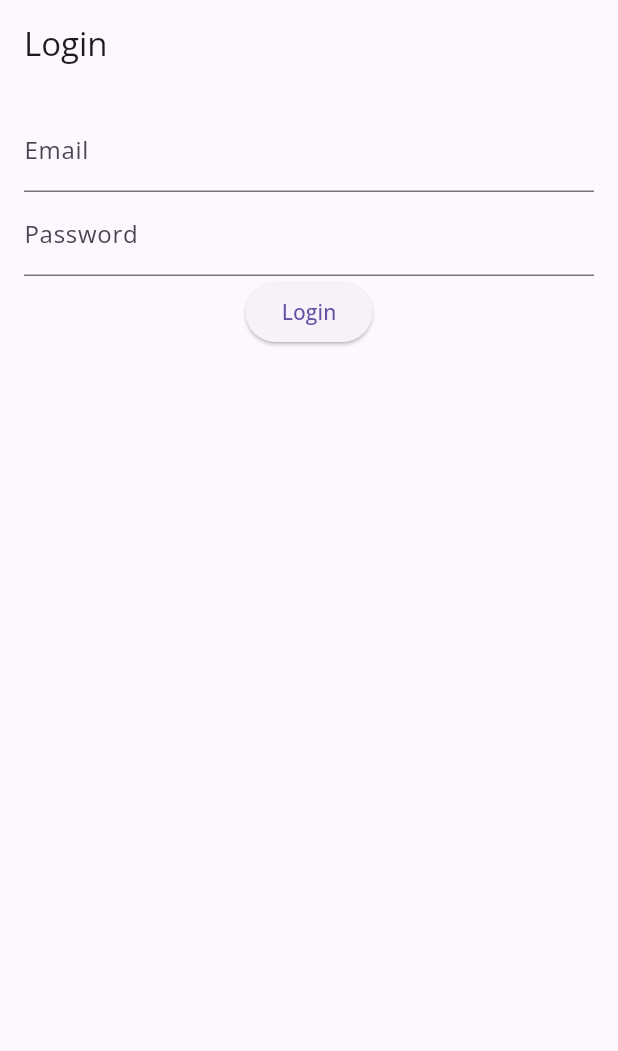
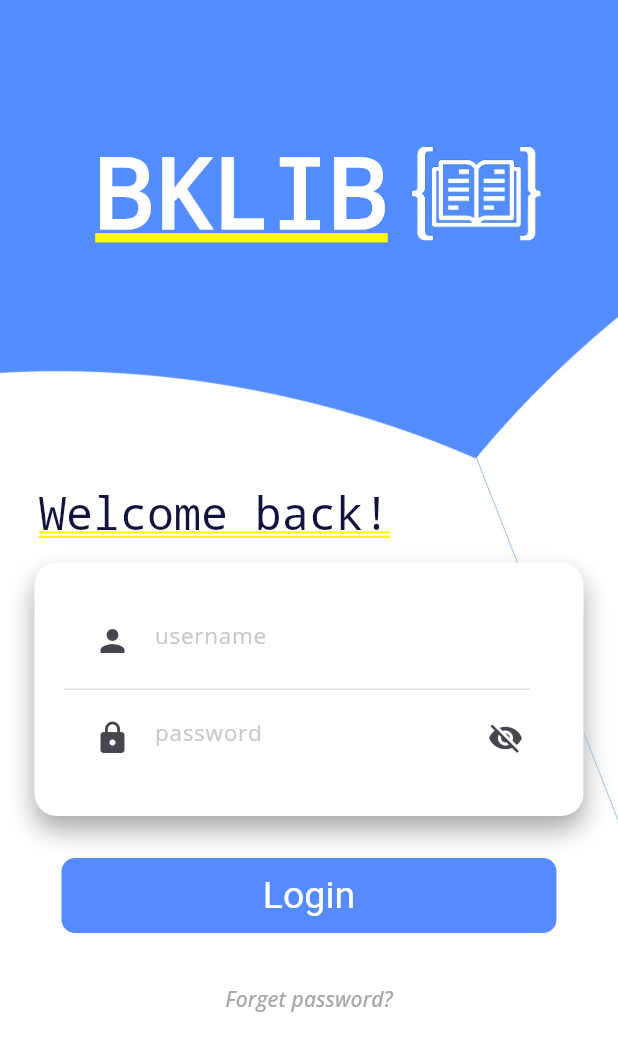
Before and after one commit to NIaLliceH/Library-Management-System, a Flutter app: the screen it shows after launch, on a phone screen of 412 x 824 dp. Shown: the top 1051 px of the screen. Run offline on Flutter 3.47's test engine with Material 3 defaults, Android fonts, the phone set to English and light mode, and no system bars; our stand-ins replace google_fonts.

Commit message:
commit to merge BE

```diff
--- a/frontend/lib/constants.dart
+++ b/frontend/lib/constants.dart
@@ -21,7 +21,7 @@ const Color viewButton = Color(0xFF365486);
 const Color loginButton = Color(0xFF365486);
 const Color logoutButton = Color(0xFFFA7070);
 
-const apiUrl = 'http://192.168.22.170:3000/api';
+const apiUrl = 'http://192.168.22.170:3001/api';
 
 // enum type for book category
 enum BookFilter {
--- a/frontend/lib/main.dart
+++ b/frontend/lib/main.dart
@@ -23,7 +23,7 @@ class MyApp extends StatelessWidget {
       theme: ThemeData(
         fontFamily: GoogleFonts.openSans().fontFamily,
       ),
-      home: LoginPage(),
+      home: LoginPage(), // always start with login page
     );
   }
 }
--- a/frontend/lib/screens/login_page.dart
+++ b/frontend/lib/screens/login_page.dart
@@ -1,59 +1,209 @@
 import 'package:flutter/material.dart';
 import 'package:frontend/api_service.dart';
+import 'package:frontend/models/user.dart';
 
-import '../main.dart';
+class LoginPage extends StatefulWidget {
+  const LoginPage({super.key});
 
-// Thai Hoa, do it :)
-// này tui viết tạm để test api, ông thay lại bằng layout của ông nhé
-// miễn sao gọi MainPage(user: user) để truyền data của user từ api cho MainPage là đc
-class LoginPage extends StatelessWidget {
-  LoginPage({super.key});
+  @override
+  State<LoginPage> createState() => _LoginPageState();
+}
 
-  final TextEditingController _emailController = TextEditingController();
-  final TextEditingController _passwordController = TextEditingController();
+class _LoginPageState extends State<LoginPage> {
+  String _email = '';
+  String _password = '';
+  bool _obsecureText = true;
 
-  Future<void> _attemptLogin(BuildContext context) async {
+  void _togglePasswordVisibility() {
+    setState(() {
+      _obsecureText = !_obsecureText;
+    });
+  }
+
+  void login() async {
+    print('Pressed login');
     try {
-      final user = await ApiService.loginStudent(_emailController.text, _passwordController.text);
-
-      if (context.mounted) {
-        Navigator.pushReplacement(
-          context,
-          MaterialPageRoute(builder: (context) => MainPage(user: user)),
-        );
-      }
-    } catch(e) {
-      if (context.mounted) {
-        ScaffoldMessenger.of(context).showSnackBar(
-          SnackBar(content: Text(e.toString())),
-        );
-      }
+      User user = await ApiService.loginStudent(_email, _password);
+      print('Login successful: $user');
+    } catch (e) {
+      print('Error during login: $e');
     }
   }
 
   @override
   Widget build(BuildContext context) {
-    return Scaffold(
-      appBar: AppBar(title: const Text("Login")),
-      body: Padding(
-        padding: const EdgeInsets.all(16.0),
-        child: Column(
-          children: [
-            TextField(
-              controller: _emailController,
-              decoration: InputDecoration(labelText: "Email"),
+    return SingleChildScrollView(
+      child: Column(
+        mainAxisAlignment: MainAxisAlignment.start,
+        children: [
+          Container(
+            height: 700,
+            width: 500,
+            decoration: BoxDecoration(
+              image: DecorationImage(
+                  image: AssetImage('assets/images/background.jpg'), fit: BoxFit.fill),
             ),
-            TextField(
-              controller: _passwordController,
-              decoration: InputDecoration(labelText: "Password"),
-              obscureText: true,
+            child: Column(
+              children: [
+                SizedBox(
+                  height: 15,
+                ),
+                Align(
+                    alignment: Alignment.topCenter,
+                    child: Padding(
+                      padding: const EdgeInsets.only(top: 70.0),
+                      child: Row(
+                        mainAxisAlignment: MainAxisAlignment.center,
+                        children: [
+                          SizedBox(
+                            width: 30,
+                          ),
+                          Text(
+                            'BKLIB',
+                            style: TextStyle(
+                              fontWeight: FontWeight.bold,
+                              fontSize: 65,
+                              color: Color.fromARGB(255, 255, 255, 255),
+                            ),
+                          ),
+                          Container(
+                            height: 90,
+                            width: 120,
+                            decoration: BoxDecoration(
+                              image: DecorationImage(
+                                  image: AssetImage('assets/images/logo.png'),
+                                  fit: BoxFit.fill),
+                            ),
+                          )
+                        ],
+                      ),
+                    )),
+                SizedBox(
+                  height: 150,
+                ),
+                Container(
+                  alignment: Alignment.topLeft,
+                  width: 360,
+                  child: Text(
+                    'Welcome back!',
+                    style: TextStyle(
+                      fontWeight: FontWeight.w500,
+                      fontSize: 30,
+                      color: Color.fromARGB(255, 17, 19, 61),
+                    ),
+                  ),
+                ),
+                SizedBox(height: 15),
+                Container(
+                  padding: EdgeInsets.all(20.0),
+                  decoration: BoxDecoration(
+                      color: Colors.white,
+                      borderRadius: BorderRadius.circular(15),
+                      boxShadow: [
+                        BoxShadow(
+                          color: const Color.fromARGB(255, 170, 170, 170),
+                          blurRadius: 14.0,
+                          offset: Offset(0, 9),
+                        )
+                      ]),
+                  child: Column(
+                    crossAxisAlignment: CrossAxisAlignment.start,
+                    children: [
+                      Container(
+                        width: 310,
+                        padding: EdgeInsets.all(8.0),
+                        decoration: BoxDecoration(
+                            border: Border(
+                                bottom: BorderSide(
+                                    color: const Color.fromARGB(
+                                        255, 219, 219, 219)))),
+                        child: TextFormField(
+                          decoration: const InputDecoration(
+                            border: InputBorder.none,
+                            hintText: 'username',
+                            hintStyle: TextStyle(
+                                fontSize: 15,
+                                color: Color.fromARGB(255, 201, 201, 201)),
+                            prefixIcon: Icon(Icons.person),
+                          ),
+                          onChanged: (value) {
+                            setState(() {
+                              _email = value;
+                            });
+                          },
+                        ),
+                      ),
+                      Padding(
+                        padding: const EdgeInsets.all(8.0),
+                        child: SizedBox(
+                          width: 310,
+                          child: TextFormField(
+                            obscureText: _obsecureText,
+                            decoration: InputDecoration(
+                              border: InputBorder.none,
+                              hintStyle: TextStyle(
+                                  fontSize: 15,
+                                  color: Color.fromARGB(255, 201, 201, 201)),
+                              hintText: 'password',
+                              prefixIcon: Icon(Icons.lock),
+                              suffixIcon: IconButton(
+                                icon: Icon(
+                                  _obsecureText
+                                      ? Icons.visibility_off
+                                      : Icons.visibility,
+                                ),
+                                onPressed: _togglePasswordVisibility,
+                              ),
+                            ),
+                            onChanged: (value) {
+                              setState(() {
+                                _password = value;
+                              });
+                            },
+                          ),
+                        ),
+                      ),
+                    ],
+                  ),
+                ),
+                SizedBox(height: 28),
+                Container(
+                  width: 330,
+                  height: 50,
+                  decoration: BoxDecoration(
+                    borderRadius: BorderRadius.circular(9),
+                    color: Color.fromARGB(255, 85, 139, 255),
+                  ),
+                  child: TextButton(
+                      style: TextButton.styleFrom(
+                        textStyle: const TextStyle(fontSize: 25),
+                      ),
+                      onPressed: () {
+                        login();
+                      },
+                      child: Text(
+                        'Login',
+                        style: TextStyle(
+                            color: Color.fromARGB(255, 255, 255, 255)),
+                      )),
+                ),
+                SizedBox(height: 20),
+                TextButton(
+                  child: Text(
+                    'Forget password?',
+                    style: TextStyle(
+                      color: const Color.fromARGB(255, 167, 167, 167),
+                      fontStyle: FontStyle.italic,
+                    ),
+                  ),
+                  onPressed: () {
+                    print('Forget password pressed');
+                  },
+                )
+              ],
             ),
-            ElevatedButton(
-              onPressed: () => _attemptLogin(context),
-              child: const Text("Login"),
-            ),
-          ],
-        ),
+          ),
+        ],
       ),
     );
   }
```
Also changed, not shown: frontend/assets/images/background.jpg (added), frontend/assets/images/logo.png (added).
